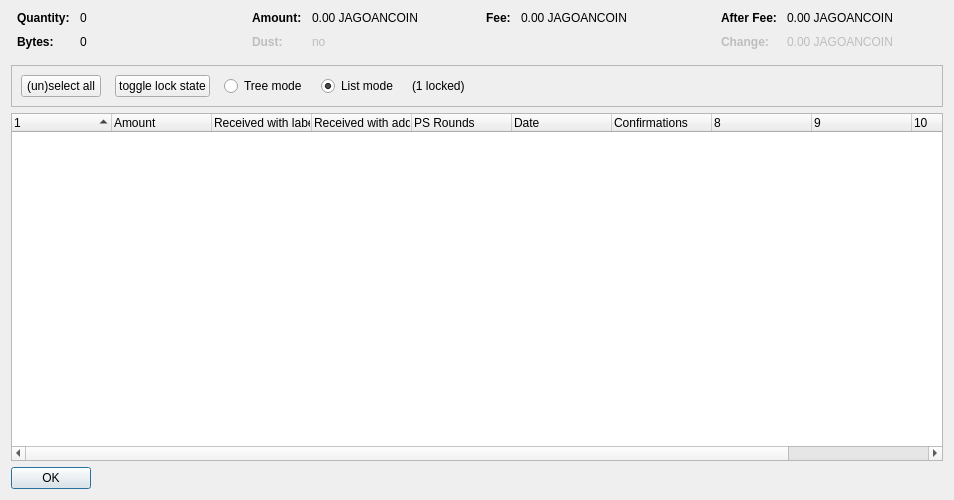
First picture: the form in src/qt/forms/coincontroldialog.ui, repository rusliko/cdcs, before the edit.
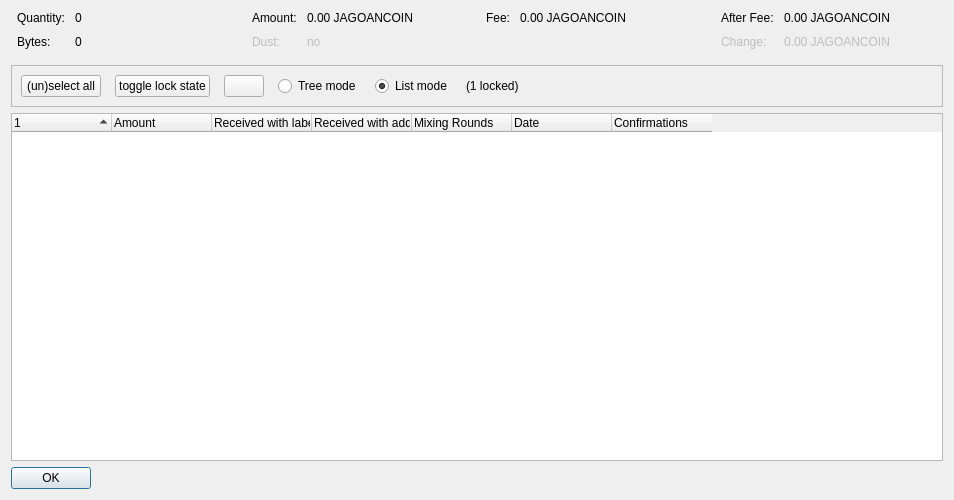
Second picture: the form after the edit. Custom widgets are drawn as their Qt base class.

What changed in the file:
```diff
--- a/src/qt/forms/coincontroldialog.ui
+++ b/src/qt/forms/coincontroldialog.ui
@@ -38,12 +38,6 @@
        </property>
        <item row="0" column="0">
         <widget class="QLabel" name="labelCoinControlQuantityText">
-         <property name="font">
-          <font>
-           <weight>75</weight>
-           <bold>true</bold>
-          </font>
-         </property>
          <property name="text">
           <string>Quantity:</string>
          </property>
@@ -67,12 +61,6 @@
        </item>
        <item row="1" column="0">
         <widget class="QLabel" name="labelCoinControlBytesText">
-         <property name="font">
-          <font>
-           <weight>75</weight>
-           <bold>true</bold>
-          </font>
-         </property>
          <property name="text">
           <string>Bytes:</string>
          </property>
@@ -112,12 +100,6 @@
        </property>
        <item row="0" column="0">
         <widget class="QLabel" name="labelCoinControlAmountText">
-         <property name="font">
-          <font>
-           <weight>75</weight>
-           <bold>true</bold>
-          </font>
-         </property>
          <property name="text">
           <string>Amount:</string>
          </property>
@@ -144,12 +126,6 @@
          <property name="enabled">
           <bool>false</bool>
          </property>
-         <property name="font">
-          <font>
-           <weight>75</weight>
-           <bold>true</bold>
-          </font>
-         </property>
          <property name="text">
           <string>Dust:</string>
          </property>
@@ -192,12 +168,6 @@
        </property>
        <item row="0" column="0">
         <widget class="QLabel" name="labelCoinControlFeeText">
-         <property name="font">
-          <font>
-           <weight>75</weight>
-           <bold>true</bold>
-          </font>
-         </property>
          <property name="text">
           <string>Fee:</string>
          </property>
@@ -237,12 +207,6 @@
        </property>
        <item row="0" column="0">
         <widget class="QLabel" name="labelCoinControlAfterFeeText">
-         <property name="font">
-          <font>
-           <weight>75</weight>
-           <bold>true</bold>
-          </font>
-         </property>
          <property name="text">
           <string>After Fee:</string>
          </property>
@@ -269,12 +233,6 @@
          <property name="enabled">
           <bool>false</bool>
          </property>
-         <property name="font">
-          <font>
-           <weight>75</weight>
-           <bold>true</bold>
-          </font>
-         </property>
          <property name="text">
           <string>Change:</string>
          </property>
@@ -319,7 +277,7 @@
      </property>
      <layout class="QHBoxLayout" name="horizontalLayout">
       <item>
-       <layout class="QHBoxLayout" name="horizontalLayoutPanel" stretch="0,0,0,0,0,0">
+       <layout class="QHBoxLayout" name="horizontalLayoutPanel" stretch="0,0,0,0,0,0,0">
         <property name="spacing">
          <number>14</number>
         </property>
@@ -355,6 +313,22 @@
           </property>
          </widget>
         </item>
+        <item>
+         <widget class="QPushButton" name="hideButton">
+          <property name="sizePolicy">
+           <sizepolicy hsizetype="Maximum" vsizetype="Fixed">
+            <horstretch>0</horstretch>
+            <verstretch>0</verstretch>
+           </sizepolicy>
+          </property>
+          <property name="text">
+           <string/>
+          </property>
+          <property name="autoDefault">
+           <bool>false</bool>
+          </property>
+         </widget>
+        </item>
         <item>
          <widget class="QRadioButton" name="radioTreeMode">
           <property name="sizePolicy">
@@ -418,7 +392,7 @@
       <bool>false</bool>
      </property>
      <property name="columnCount">
-      <number>11</number>
+      <number>7</number>
      </property>
      <attribute name="headerShowSortIndicator" stdset="0">
       <bool>true</bool>
@@ -448,7 +422,7 @@
      </column>
      <column>
       <property name="text">
-       <string>PS Rounds</string>
+       <string>Mixing Rounds</string>
       </property>
      </column>
      <column>
@@ -464,26 +438,6 @@
        <string>Confirmed</string>
       </property>
      </column>
-     <column>
-      <property name="text">
-       <string/>
-      </property>
-     </column>
-     <column>
-      <property name="text">
-       <string/>
-      </property>
-     </column>
-     <column>
-      <property name="text">
-       <string/>
-      </property>
-     </column>
-     <column>
-      <property name="text">
-       <string/>
-      </property>
-     </column>
     </widget>
    </item>
    <item>
```
Left out of the diff: 2 changed lines with no effect on the pictures.
